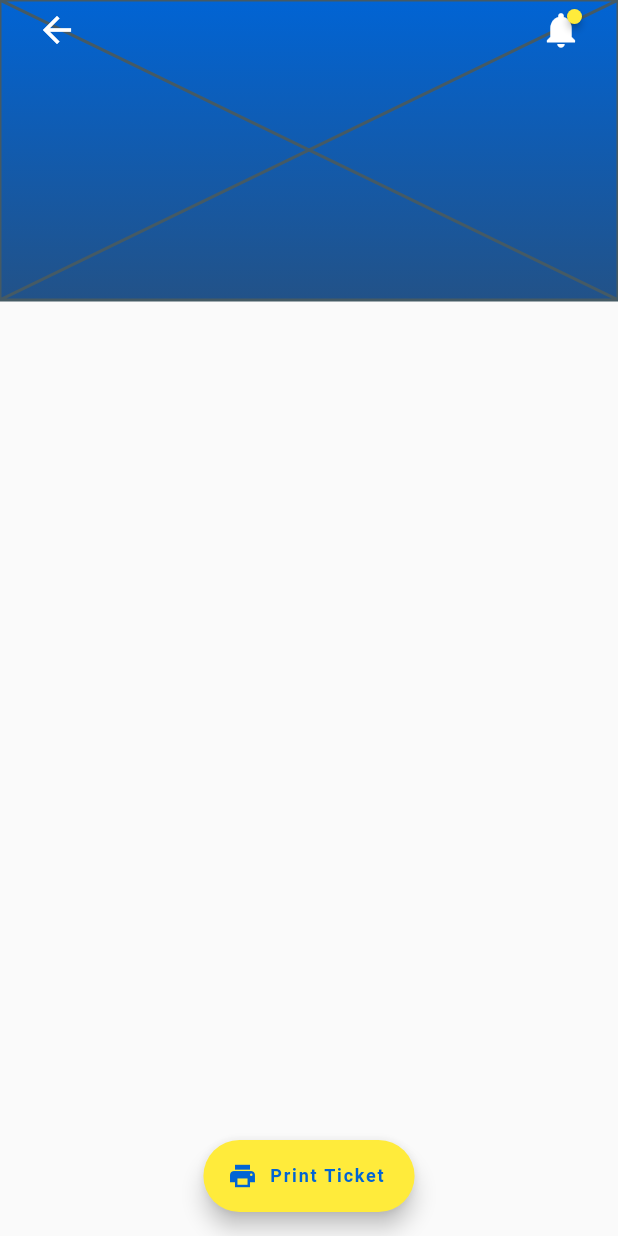
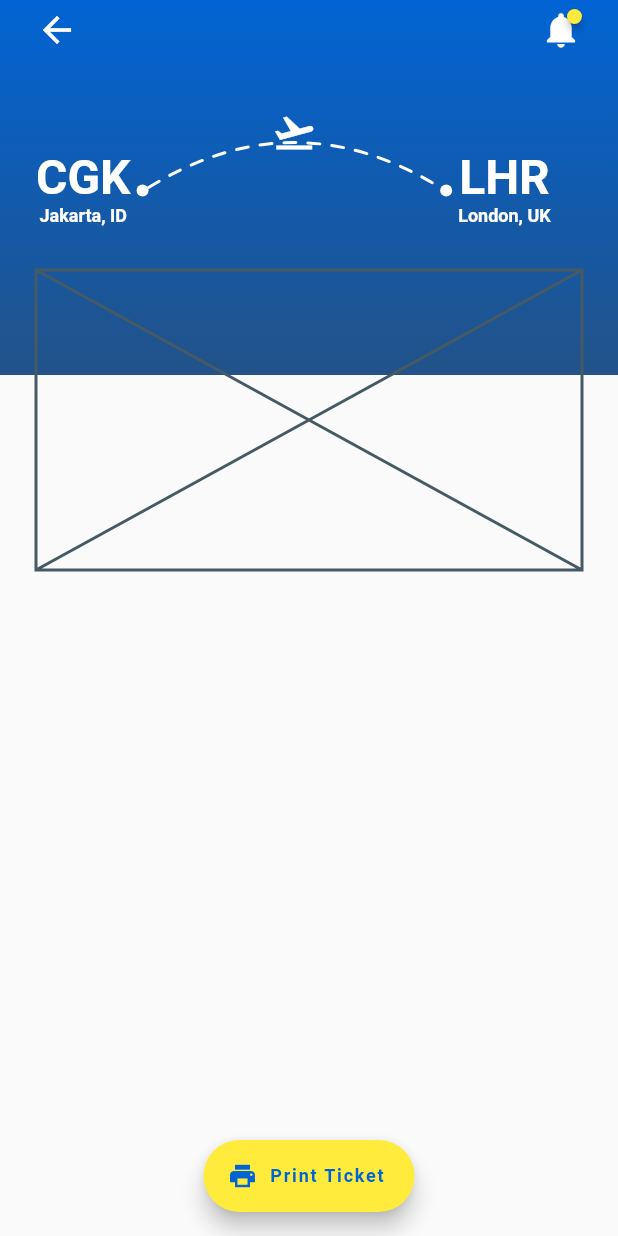
Before and after one commit to MegaJoon/flutter_nov, a Flutter app: the screen it shows after launch, on a phone screen of 412 x 824 dp. Run offline on Flutter 3.47's test engine with Material 2 defaults, Android fonts, the phone set to English and light mode, and no system bars; drawn by our look-alikes of badges; our stand-ins replace cloud_firestore, dots_indicator, font_awesome_flutter, path_drawing; missing offline and left inert: scrollable_bottom_sheet; accounts and stored records are empty.

Commit message:
top container
top container

```diff
--- a/lib/1118/flight_ticket_app.dart
+++ b/lib/1118/flight_ticket_app.dart
@@ -1,5 +1,6 @@
 import 'package:badges/badges.dart';
 import 'package:flutter/material.dart';
+import 'package:path_drawing/path_drawing.dart';
 
 // https://dribbble.com/shots/8243654-Flight-ticket-UI-design-Passenger-details/attachments/604441?mode=media
 
@@ -25,15 +26,124 @@ class _FlightTicketAppState extends State<FlightTicketApp> {
             left: 0,
             right: 0,
             child: Container(
-              height: 200.0,
+              padding: EdgeInsets.symmetric(horizontal: padding),
+              height: 250.0,
               decoration: BoxDecoration(
-                gradient: LinearGradient(
-                  colors: [_color, _accentColor],
-                  begin: Alignment.topCenter,
-                  end: Alignment.bottomCenter,
-                )
+                  gradient: LinearGradient(
+                colors: [_color, _accentColor],
+                begin: Alignment.topCenter,
+                end: Alignment.bottomCenter,
+              )),
+              child: Row(
+                children: <Widget>[
+                  Flexible(
+                    child: Column(
+                      crossAxisAlignment: CrossAxisAlignment.center,
+                      mainAxisAlignment: MainAxisAlignment.center,
+                      children: <Widget>[
+                        Text(
+                          "CGK".toUpperCase(),
+                          style: TextStyle(
+                            fontSize: 32.0,
+                            color: Colors.white,
+                            fontWeight: FontWeight.bold,
+                          ),
+                        ),
+                        Text(
+                          "Jakarta, ID",
+                          style: TextStyle(
+                            fontSize: 12.0,
+                            color: Colors.white,
+                            fontWeight: FontWeight.w600,
+                          ),
+                        ),
+                      ],
+                    ),
+                  ),
+
+                  Flexible(
+                    flex: 3,
+                    child: Container(
+                      height: 120.0,
+                      child: Stack(
+                        children: <Widget>[
+                          // dotted line
+                          Positioned(
+                            top: 0,
+                            left: padding * 0.50,
+                            right: padding * 0.50,
+                            bottom: 0,
+                            child: CustomPaint(
+                              painter: MyPainter(),
+                            ),
+                          ),
+
+                          // left circle
+                          Positioned(
+                            top: 58.0,
+                            left: padding * 0.50 - 8.0,
+                            child: Container(
+                              height: 8.0,
+                              width: 8.0,
+                              decoration: BoxDecoration(
+                                color: Colors.white,
+                                shape: BoxShape.circle
+                              ),
+                            ),
+                          ),
+
+                          // right circle
+                          Positioned(
+                            top: 58.0,
+                            right: padding * 0.50 - 8.0,
+                            child: Container(
+                              height: 8.0,
+                              width: 8.0,
+                              decoration: BoxDecoration(
+                                  color: Colors.white,
+                                  shape: BoxShape.circle
+                              ),
+                            ),
+                          ),
+
+                          // plane icon
+                          Positioned(
+                            top: 8.0,
+                            left: 50.0,
+                            right: 50.0,
+                            child : Icon(Icons.flight_takeoff, size: 30.0, color: Colors.white),
+                          ),
+                        ],
+                      ),
+                    ),
+                  ),
+
+                  Flexible(
+                    child: Column(
+                      crossAxisAlignment: CrossAxisAlignment.center,
+                      mainAxisAlignment: MainAxisAlignment.center,
+                      children: <Widget>[
+                        Text(
+                          "LHR".toUpperCase(),
+                          style: TextStyle(
+                            fontSize: 32.0,
+                            color: Colors.white,
+                            fontWeight: FontWeight.bold,
+                          ),
+                        ),
+                        Text(
+                          "London, UK",
+                          style: TextStyle(
+                            fontSize: 12.0,
+                            color: Colors.white,
+                            fontWeight: FontWeight.w600,
+                          ),
+                        ),
+                      ],
+                    ),
+                  ),
+                ],
               ),
-              child: Placeholder(),
             ),
           ),
 
@@ -51,18 +161,36 @@ class _FlightTicketAppState extends State<FlightTicketApp> {
                 height: 40.0,
                 child: Row(
                   children: <Widget>[
-                    Icon(Icons.arrow_back, size: 28.0, color: Colors.white,),
+                    Icon(
+                      Icons.arrow_back,
+                      size: 28.0,
+                      color: Colors.white,
+                    ),
                     Spacer(),
-
                     Badge(
                       showBadge: true,
                       badgeColor: Colors.yellow,
                       position: BadgePosition.topRight(top: 0, right: 0),
-                      child: Icon(Icons.notifications, size: 28.0, color: Colors.white,),
+                      child: Icon(
+                        Icons.notifications,
+                        size: 28.0,
+                        color: Colors.white,
+                      ),
                     ),
                   ],
                 ),
               ),
+            ),
+          ),
+
+          // first container
+          Positioned(
+            top: 180.0,
+            left: padding,
+            right: padding,
+            child: Container(
+              height: 200.0,
+              child: Placeholder(),
             ),
           ),
         ],
@@ -85,3 +213,26 @@ class _FlightTicketAppState extends State<FlightTicketApp> {
     );
   }
 }
+
+class MyPainter extends CustomPainter{
+  @override
+  void paint(Canvas canvas, Size size) {
+    var paint = Paint()
+        ..color = Colors.white
+        ..strokeCap = StrokeCap.round
+        ..strokeWidth = 2.0
+        ..style = PaintingStyle.stroke;
+
+    var path = Path()
+    ..moveTo(0, size.height * 0.50)
+//    ..lineTo(0, size.height * 0.80)
+    ..quadraticBezierTo(size.width * 0.50, 0,
+        size.width, size.height * 0.50);
+
+    canvas.drawPath(dashPath(path, dashArray: CircularIntervalList<double>(<double>[8.0, 8.0]),
+    ), paint);
+  }
+
+  @override
+  bool shouldRepaint(CustomPainter oldDelegate) => false;
+}
```
